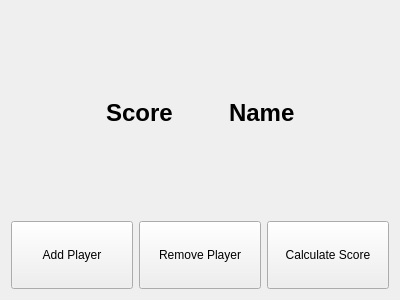
Before: the Qt Designer form mainwindow.ui in RexOdonata/ScoreStats-0a, drawn with Qt 5.
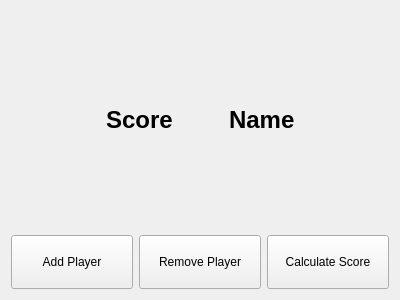
After: the same form once the commit is applied.

```diff
--- a/mainwindow.ui
+++ b/mainwindow.ui
@@ -16,7 +16,7 @@
   <widget class="QWidget" name="centralWidget">
    <layout class="QGridLayout" name="gridLayout">
     <item row="0" column="0">
-     <layout class="QVBoxLayout" name="layout_top" stretch="3,1">
+     <layout class="QVBoxLayout" name="layout_top" stretch="4,1">
       <item>
        <layout class="QHBoxLayout" name="layout_border" stretch="1,2,1">
         <item>
```
